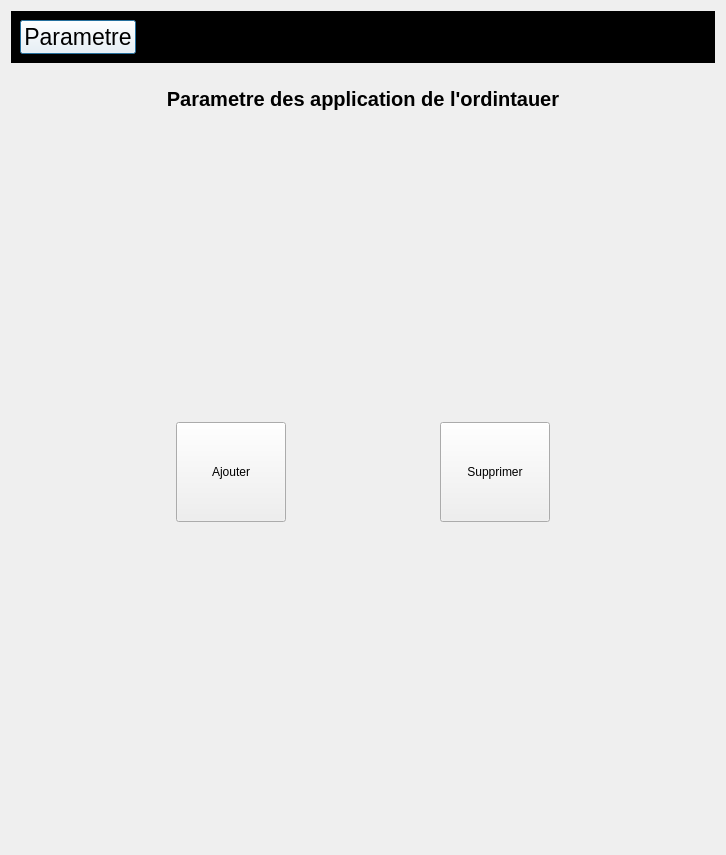
This is arrerasettingui.ui in Arrera-Software/Arrera-Interface as Qt 5 draws it before an edit. The edited form follows.
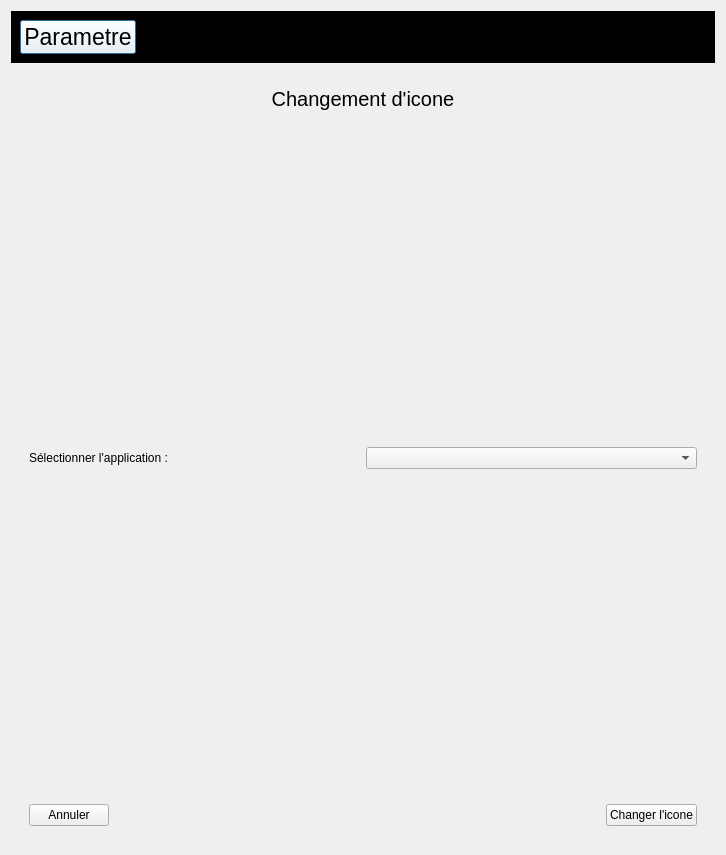
This is the edited form. The open tabs and pages were chosen to show the change. Icons and pictures are not drawn.

Commit message: Creation de l'interface de la partie app

```diff
--- a/arrerasettingui.ui
+++ b/arrerasettingui.ui
@@ -1181,6 +1181,39 @@
                </property>
               </widget>
              </item>
+             <item>
+              <spacer name="horizontalSpacer_35">
+               <property name="orientation">
+                <enum>Qt::Orientation::Horizontal</enum>
+               </property>
+               <property name="sizeHint" stdset="0">
+                <size>
+                 <width>40</width>
+                 <height>20</height>
+                </size>
+               </property>
+              </spacer>
+             </item>
+             <item>
+              <widget class="QPushButton" name="IDC_CHANGEICON">
+               <property name="minimumSize">
+                <size>
+                 <width>110</width>
+                 <height>110</height>
+                </size>
+               </property>
+               <property name="maximumSize">
+                <size>
+                 <width>110</width>
+                 <height>110</height>
+                </size>
+               </property>
+               <property name="text">
+                <string>Changer
+l'icon</string>
+               </property>
+              </widget>
+             </item>
              <item>
               <spacer name="horizontalSpacer_8">
                <property name="orientation">
@@ -1243,6 +1276,96 @@
            </item>
           </layout>
          </widget>
+         <widget class="QWidget" name="iconchangedapp">
+          <layout class="QVBoxLayout" name="verticalLayout_21">
+           <item>
+            <widget class="QLabel" name="LINCAPPICON">
+             <property name="font">
+              <font>
+               <pointsize>15</pointsize>
+              </font>
+             </property>
+             <property name="text">
+              <string>Changement d'icone</string>
+             </property>
+             <property name="alignment">
+              <set>Qt::AlignmentFlag::AlignCenter</set>
+             </property>
+            </widget>
+           </item>
+           <item>
+            <spacer name="verticalSpacer_51">
+             <property name="orientation">
+              <enum>Qt::Orientation::Vertical</enum>
+             </property>
+             <property name="sizeHint" stdset="0">
+              <size>
+               <width>20</width>
+               <height>40</height>
+              </size>
+             </property>
+            </spacer>
+           </item>
+           <item>
+            <layout class="QHBoxLayout" name="horizontalLayout_28">
+             <item>
+              <widget class="QLabel" name="LINCSELECTIONNEAPP">
+               <property name="text">
+                <string>Sélectionner l'application : </string>
+               </property>
+              </widget>
+             </item>
+             <item>
+              <widget class="QComboBox" name="LISTAPPCHANGEICON"/>
+             </item>
+            </layout>
+           </item>
+           <item>
+            <spacer name="verticalSpacer_52">
+             <property name="orientation">
+              <enum>Qt::Orientation::Vertical</enum>
+             </property>
+             <property name="sizeHint" stdset="0">
+              <size>
+               <width>20</width>
+               <height>40</height>
+              </size>
+             </property>
+            </spacer>
+           </item>
+           <item>
+            <layout class="QHBoxLayout" name="horizontalLayout_27">
+             <item>
+              <widget class="QPushButton" name="IDC_CANCELCHANGEICON">
+               <property name="text">
+                <string>Annuler</string>
+               </property>
+              </widget>
+             </item>
+             <item>
+              <spacer name="horizontalSpacer_45">
+               <property name="orientation">
+                <enum>Qt::Orientation::Horizontal</enum>
+               </property>
+               <property name="sizeHint" stdset="0">
+                <size>
+                 <width>40</width>
+                 <height>20</height>
+                </size>
+               </property>
+              </spacer>
+             </item>
+             <item>
+              <widget class="QPushButton" name="IDC_CHANGEICONE">
+               <property name="text">
+                <string>Changer l'icone</string>
+               </property>
+              </widget>
+             </item>
+            </layout>
+           </item>
+          </layout>
+         </widget>
          <widget class="QWidget" name="addpcapp">
           <layout class="QVBoxLayout" name="verticalLayout_9">
            <item>
```
Left out of the diff: 52 changed lines with no effect on the pictures. The commit also changes 2 other files.
